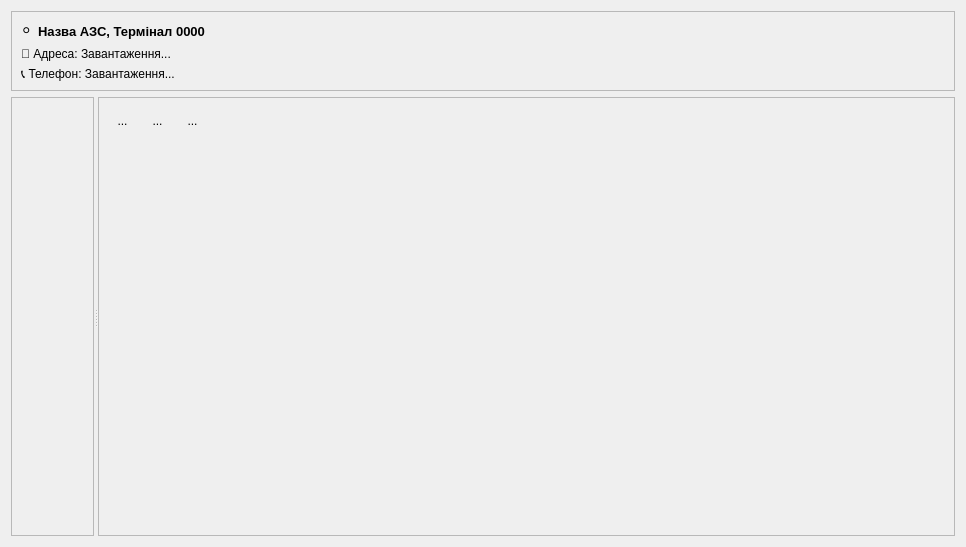
The window that Gandalf/Terminals/generalinfowidget.ui (rust3128/WhiteTower) describes before a commit, drawn with Qt 5.
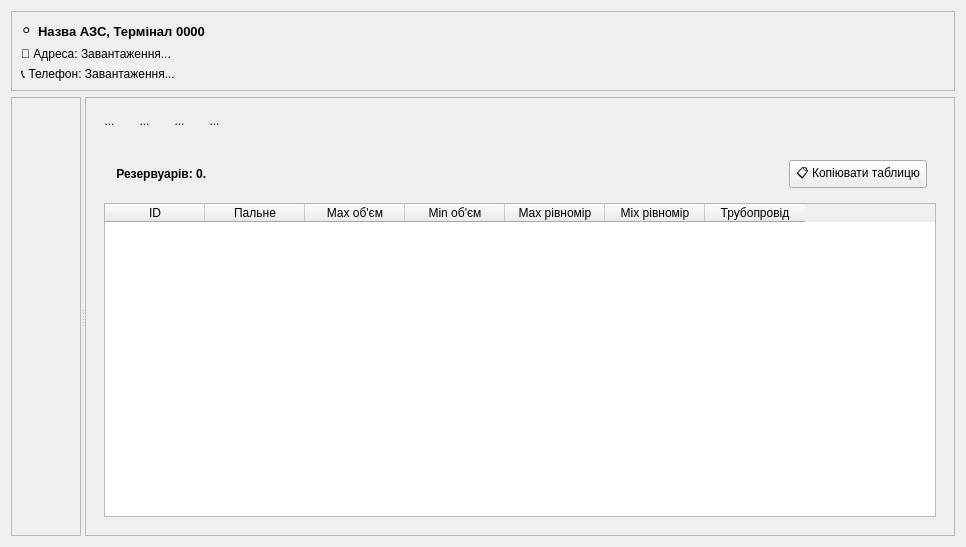
The same window after the commit. The open tabs and pages were chosen to show the change. Icons and pictures are not drawn.

Commit message: Add tanks info? infopage

```diff
--- a/Gandalf/Terminals/generalinfowidget.ui
+++ b/Gandalf/Terminals/generalinfowidget.ui
@@ -96,7 +96,7 @@
         <rect>
          <x>0</x>
          <y>0</y>
-         <width>544</width>
+         <width>68</width>
          <height>435</height>
         </rect>
        </property>
@@ -127,6 +127,65 @@
       <layout class="QVBoxLayout" name="verticalLayout_2">
        <item>
         <layout class="QHBoxLayout" name="horizontalLayout_2">
+         <item>
+          <widget class="QToolButton" name="toolButtonInfo">
+           <property name="minimumSize">
+            <size>
+             <width>24</width>
+             <height>24</height>
+            </size>
+           </property>
+           <property name="maximumSize">
+            <size>
+             <width>16777215</width>
+             <height>16777215</height>
+            </size>
+           </property>
+           <property name="toolTip">
+            <string>Загальна інформація (Дашборд)</string>
+           </property>
+           <property name="styleSheet">
+            <string notr="true">QToolButton {
+    background-color: transparent;
+    border: none;
+    border-bottom: 2px solid transparent; /* Прихована лінія знизу */
+    padding: 5px;
+}
+
+QToolButton:hover {
+    background-color: #f1f3f4; /* Легкий фон при наведенні */
+}
+
+QToolButton:checked {
+    border-bottom: 2px solid #1a73e8; /* Синя лінія знизу для активної кнопки */
+    color: #1a73e8; /* Синій текст */
+    font-weight: bold;
+}</string>
+           </property>
+           <property name="text">
+            <string>...</string>
+           </property>
+           <property name="icon">
+            <iconset resource="../resource.qrc">
+             <normaloff>:/res/Images/information.png</normaloff>:/res/Images/information.png</iconset>
+           </property>
+           <property name="iconSize">
+            <size>
+             <width>24</width>
+             <height>24</height>
+            </size>
+           </property>
+           <property name="checkable">
+            <bool>true</bool>
+           </property>
+           <property name="autoRaise">
+            <bool>true</bool>
+           </property>
+           <attribute name="buttonGroup">
+            <string notr="true">buttonGroupTools</string>
+           </attribute>
+          </widget>
+         </item>
          <item>
           <widget class="QToolButton" name="toolButtonRRO">
            <property name="minimumSize">
@@ -306,6 +365,75 @@
          <property name="currentIndex">
           <number>0</number>
          </property>
+         <widget class="QWidget" name="pageSummary">
+          <layout class="QVBoxLayout" name="verticalLayout_5">
+           <item>
+            <spacer name="verticalSpacer_3">
+             <property name="orientation">
+              <enum>Qt::Orientation::Vertical</enum>
+             </property>
+             <property name="sizeHint" stdset="0">
+              <size>
+               <width>20</width>
+               <height>84</height>
+              </size>
+             </property>
+            </spacer>
+           </item>
+           <item alignment="Qt::AlignmentFlag::AlignHCenter">
+            <widget class="QLabel" name="labelLogoInfo">
+             <property name="minimumSize">
+              <size>
+               <width>128</width>
+               <height>128</height>
+              </size>
+             </property>
+             <property name="maximumSize">
+              <size>
+               <width>128</width>
+               <height>128</height>
+              </size>
+             </property>
+             <property name="text">
+              <string/>
+             </property>
+             <property name="pixmap">
+              <pixmap resource="../resource.qrc">:/res/Images/gandalf3.png</pixmap>
+             </property>
+             <property name="scaledContents">
+              <bool>true</bool>
+             </property>
+            </widget>
+           </item>
+           <item>
+            <widget class="QLabel" name="label">
+             <property name="styleSheet">
+              <string notr="true">color: rgb(85, 85, 127);</string>
+             </property>
+             <property name="text">
+              <string>Загальна інформація.
+Оберіть розділ на панелі інструментів</string>
+             </property>
+             <property name="alignment">
+              <set>Qt::AlignmentFlag::AlignCenter</set>
+             </property>
+            </widget>
+           </item>
+           <item>
+            <spacer name="verticalSpacer_4">
+             <property name="orientation">
+              <enum>Qt::Orientation::Vertical</enum>
+             </property>
+             <property name="sizeHint" stdset="0">
+              <size>
+               <width>20</width>
+               <height>40</height>
+              </size>
+             </property>
+            </spacer>
+           </item>
+          </layout>
+         </widget>
          <widget class="QWidget" name="pageRRO">
           <layout class="QVBoxLayout" name="verticalLayout_3">
            <item>
@@ -372,7 +500,7 @@
                <rect>
                 <x>0</x>
                 <y>0</y>
-                <width>358</width>
+                <width>834</width>
                 <height>303</height>
                </rect>
               </property>
@@ -397,7 +525,87 @@
           </layout>
          </widget>
          <widget class="QWidget" name="pagePRK"/>
-         <widget class="QWidget" name="pageTanks"/>
+         <widget class="QWidget" name="pageTanks">
+          <layout class="QVBoxLayout" name="verticalLayout_4">
+           <item>
+            <widget class="QWidget" name="widgetTanksHeader" native="true">
+             <layout class="QHBoxLayout" name="horizontalLayout_4">
+              <item>
+               <widget class="QLabel" name="labelTotalTanks">
+                <property name="font">
+                 <font>
+                  <bold>true</bold>
+                 </font>
+                </property>
+                <property name="text">
+                 <string>&lt;img src=':/res/Images/tanks.png' width='18' height='18' align='middle'&gt; Резервуарів: 0.</string>
+                </property>
+               </widget>
+              </item>
+              <item>
+               <spacer name="horizontalSpacer_4">
+                <property name="orientation">
+                 <enum>Qt::Orientation::Horizontal</enum>
+                </property>
+                <property name="sizeHint" stdset="0">
+                 <size>
+                  <width>540</width>
+                  <height>20</height>
+                 </size>
+                </property>
+               </spacer>
+              </item>
+              <item>
+               <widget class="QToolButton" name="btnCopyTanks">
+                <property name="text">
+                 <string>📋 Копіювати таблицю</string>
+                </property>
+               </widget>
+              </item>
+             </layout>
+            </widget>
+           </item>
+           <item>
+            <widget class="QTableWidget" name="tableWidgetTanks">
+             <column>
+              <property name="text">
+               <string>ID</string>
+              </property>
+             </column>
+             <column>
+              <property name="text">
+               <string>Пальне</string>
+              </property>
+             </column>
+             <column>
+              <property name="text">
+               <string>Max об'єм</string>
+              </property>
+             </column>
+             <column>
+              <property name="text">
+               <string>Min об'єм</string>
+              </property>
+             </column>
+             <column>
+              <property name="text">
+               <string>Max рівномір</string>
+              </property>
+             </column>
+             <column>
+              <property name="text">
+               <string>Mix рівномір</string>
+              </property>
+             </column>
+             <column>
+              <property name="text">
+               <string>Трубопровід</string>
+              </property>
+             </column>
+            </widget>
+           </item>
+          </layout>
+         </widget>
         </widget>
        </item>
       </layout>
```
The commit also changes 11 other files.
